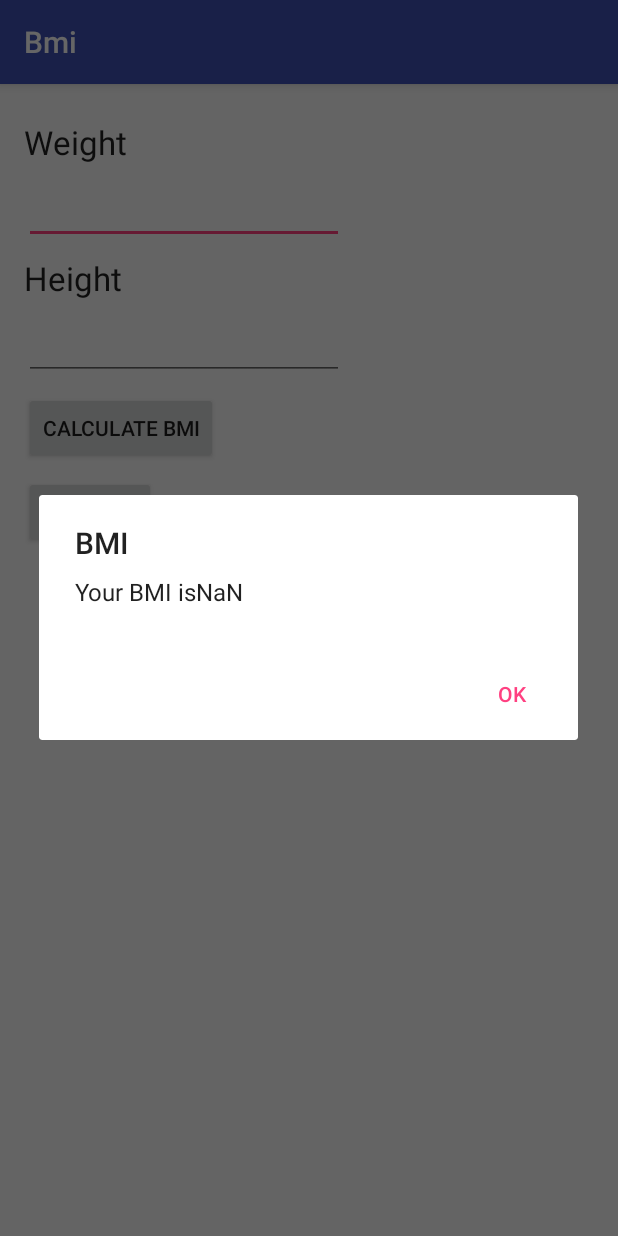
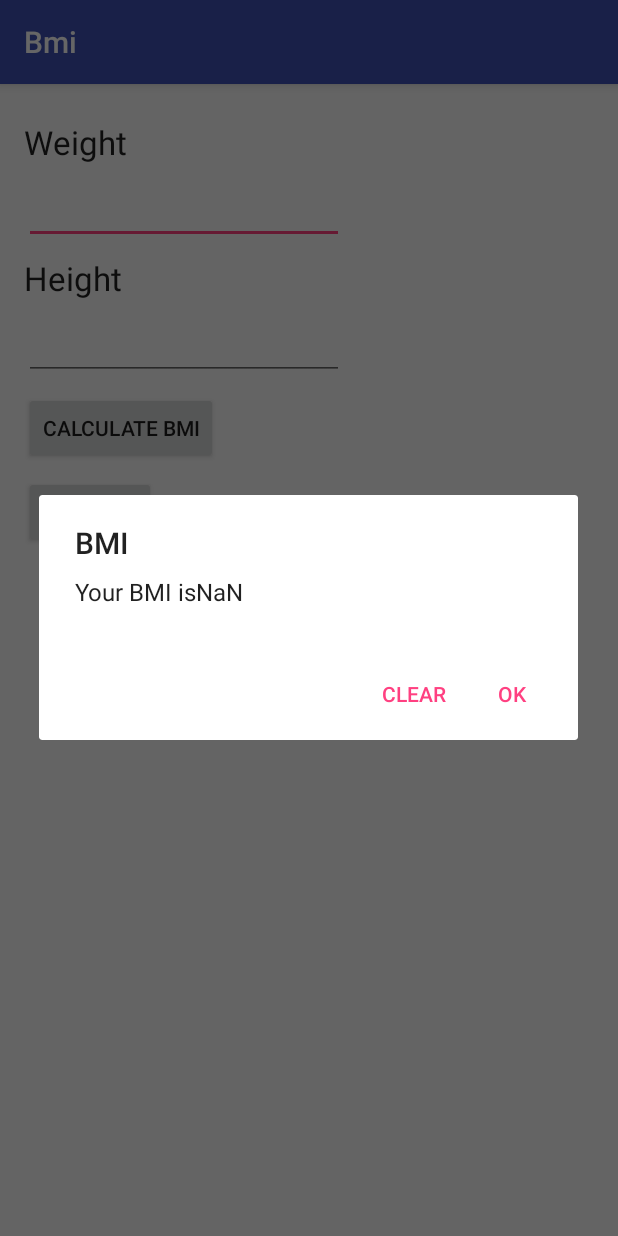
Before and after one commit to ruby10387/Bmi, an Android app: the screen it shows after launch (MainActivity), after a tap on "CALCULATE BMI", on a phone screen of 412 x 824 dp. Run offline under Robolectric (Android 15) with nearby library versions, the phone set to English and light mode, and no system bars; 2 statements that could not run were skipped.

Commit message:
FindViews,Strings

```diff
--- a/app/build.gradle
+++ b/app/build.gradle
@@ -20,7 +20,7 @@ android {
 
 dependencies {
     implementation fileTree(dir: 'libs', include: ['*.jar'])
-    implementation 'com.android.support:appcompat-v7:27+'
+    implementation 'com.android.support:appcompat-v7:28.0.0'
     implementation 'com.android.support.constraint:constraint-layout:1.1.3'
     testImplementation 'junit:junit:4.12'
     androidTestImplementation 'com.android.support.test:runner:1.0.2'
--- a/app/src/main/java/com/ruby/bmi/MainActivity.java
+++ b/app/src/main/java/com/ruby/bmi/MainActivity.java
@@ -6,6 +6,7 @@ import android.support.v7.app.AppCompatActivity;
 import android.os.Bundle;
 import android.util.Log;
 import android.view.View;
+import android.widget.Button;
 import android.widget.EditText;
 import android.widget.Toast;
 
@@ -13,14 +14,34 @@ public class MainActivity extends AppCompatActivity {
 
     private EditText edWeight;
     private EditText edHeight;
+//      建立MyListener類別繼承OnClickListener
+//      MyListener listener = new MyListener();
 
     @Override
     protected void onCreate(Bundle savedInstanceState) {
         super.onCreate(savedInstanceState);
         setContentView(R.layout.activity_main);
+        findViews();
+    }
+
+    private void findViews() {
         edWeight = findViewById(R.id.ed_weight);
         edHeight = findViewById(R.id.ed_height);
+        Button help = findViewById(R.id.help);
+//              匿名類別OnClickListener
+        help.setOnClickListener(new View.OnClickListener() {
+            @Override
+            public void onClick(View v) {
+                Log.d("MainActivity", "onClick: help");
+                new AlertDialog.Builder(MainActivity.this)
+                        .setMessage(R.string.bmi_info)
+                        .setPositiveButton(R.string.ok,null)
+                        .show();
+            }
+        });
+//               help.setOnClickListener(listener);
     }
+
     public void bmi(View view){
         Log.d("MainActivity","bmi");
         String w = edWeight.getText().toString();
@@ -30,24 +51,18 @@ public class MainActivity extends AppCompatActivity {
         float height = Float.parseFloat(h);
         float bmi = weight / (height * height);
         Log.d("MainActivity",bmi+"");
-        Toast.makeText(this,"Your BMI is"+bmi,Toast.LENGTH_LONG).show();
+        Toast.makeText(this,getString(R.string.your_bmi_is)+bmi,Toast.LENGTH_LONG).show();
         new AlertDialog.Builder(this)
-                .setMessage("Your BMI is"+bmi)
+                .setMessage(getString(R.string.your_bmi_is)+bmi)
                 .setTitle("BMI")
-                .setPositiveButton("OK", new DialogInterface.OnClickListener() {
+                .setPositiveButton(R.string.ok, null)
+                .setNegativeButton(R.string.clear, new DialogInterface.OnClickListener() {
                     @Override
                     public void onClick(DialogInterface dialog, int which) {
                         edWeight.setText("");
                         edHeight.setText("");
                     }
                 })
-//                .setNegativeButton("Clear", new DialogInterface.OnClickListener() {
-//                    @Override
-//                    public void onClick(DialogInterface dialog, int which) {
-//                        edWeight.setText("");
-//                        edHeight.setText("");
-//                    }
-//                })
                 .show();
     }
 }
--- /dev/null
+++ b/app/src/main/java/com/ruby/bmi/Person.java
@@ -0,0 +1,4 @@
+package com.ruby.bmi;
+
+public class Person {
+}
--- /dev/null
+++ b/app/src/main/java/com/ruby/bmi/Report.java
@@ -0,0 +1,5 @@
+package com.ruby.bmi;
+
+public interface Report {
+    void load();
+}
--- a/app/src/main/res/layout/activity_main.xml
+++ b/app/src/main/res/layout/activity_main.xml
@@ -12,7 +12,7 @@
         android:layout_height="wrap_content"
         android:layout_marginStart="16dp"
         android:layout_marginTop="24dp"
-        android:text="Weight"
+        android:text="@string/weight"
         android:textAppearance="@style/TextAppearance.AppCompat.Large"
         app:layout_constraintStart_toStartOf="parent"
         app:layout_constraintTop_toTopOf="parent" />
@@ -32,7 +32,7 @@
         android:layout_width="wrap_content"
         android:layout_height="wrap_content"
         android:layout_marginTop="8dp"
-        android:text="Height"
+        android:text="@string/height"
         android:textAppearance="@style/TextAppearance.AppCompat.Large"
         app:layout_constraintStart_toStartOf="@+id/ed_weight"
         app:layout_constraintTop_toBottomOf="@+id/ed_weight" />
@@ -53,16 +53,16 @@
         android:layout_height="wrap_content"
         android:layout_marginTop="8dp"
         android:onClick="bmi"
-        android:text="Calculate Bmi"
+        android:text="@string/calculate_bmi"
         app:layout_constraintStart_toStartOf="@+id/ed_height"
         app:layout_constraintTop_toBottomOf="@+id/ed_height" />
 
     <Button
-        android:id="@+id/button2"
+        android:id="@+id/help"
         android:layout_width="wrap_content"
         android:layout_height="wrap_content"
         android:layout_marginTop="8dp"
-        android:text="HELP"
+        android:text="@string/help"
         app:layout_constraintStart_toStartOf="@+id/button"
         app:layout_constraintTop_toBottomOf="@+id/button" />
 </android.support.constraint.ConstraintLayout>
--- a/app/src/main/res/values/strings.xml
+++ b/app/src/main/res/values/strings.xml
@@ -1,3 +1,11 @@
 <resources>
     <string name="app_name">Bmi</string>
+    <string name="weight">Weight</string>
+    <string name="height">Height</string>
+    <string name="calculate_bmi">Calculate Bmi</string>
+    <string name="help">HELP</string>
+    <string name="ok">OK</string>
+    <string name="bmi_info">The body mass index (BMI) or Quetelet index is a value derived from the mass (weight) and height of an individual.</string>
+    <string name="your_bmi_is">Your BMI is</string>
+    <string name="clear">Clear</string>
 </resources>
```
Also changed, not shown: app/src/main/java/com/ruby/bmi/FinanceReport.java (added, +8 -0 lines), app/src/main/java/com/ruby/bmi/MyListener.java (added, +11 -0 lines), app/src/main/java/com/ruby/bmi/Tester.java (added, +14 -0 lines), 1 other file.
